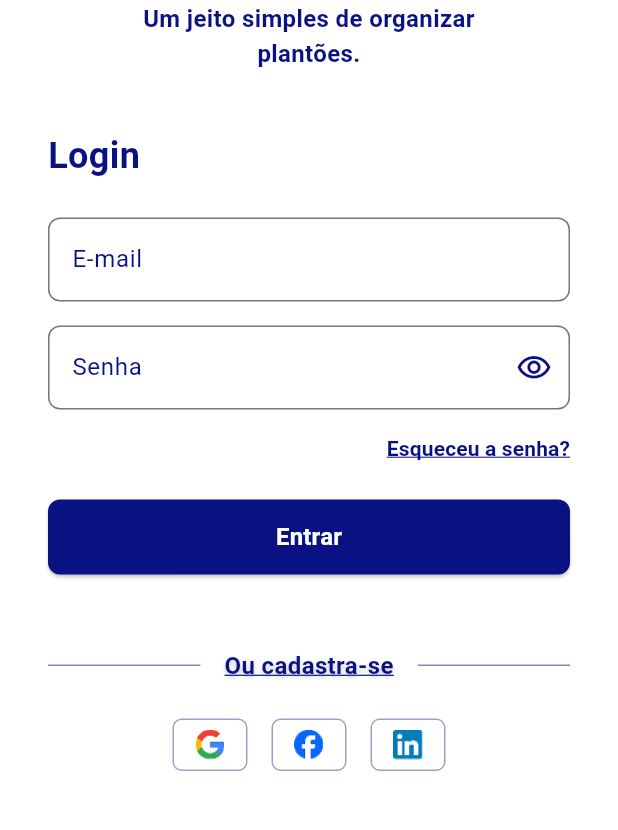
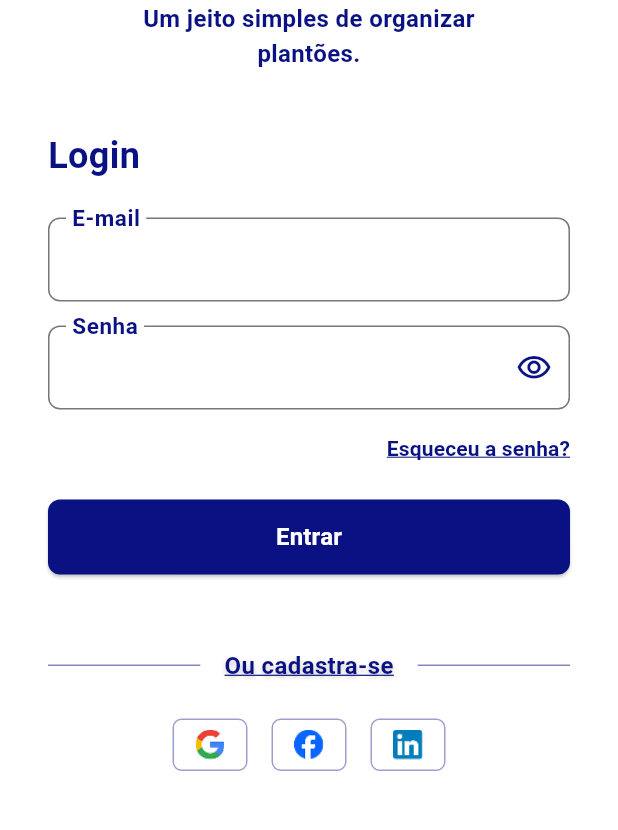
Before and after one commit to EscalaMed/frontend, a Flutter app: the PaginaLogin screen opened directly, on a phone screen of 412 x 824 dp, the part 258-1088 px from its top. Run offline on Flutter 3.47's test engine with Material 3 defaults, Android fonts, the phone set to English and light mode, and no system bars.

```diff
--- a/lib/components/campo_texto.dart
+++ b/lib/components/campo_texto.dart
@@ -5,6 +5,9 @@ class CampoTextoCustomizado extends StatefulWidget {
   final bool isPassword;
   final TextInputType keyboardType;
   final TextEditingController? controller;
+  final int maxLines;
+  final double fontSizeTexto;
+  final double fontSizeLabel;
 
   const CampoTextoCustomizado({
     super.key,
@@ -12,6 +15,9 @@ class CampoTextoCustomizado extends StatefulWidget {
     this.isPassword = false,
     this.keyboardType = TextInputType.text,
     this.controller,
+    this.maxLines = 1,
+    this.fontSizeTexto = 16.0,
+    this.fontSizeLabel = 20.0,
   });
 
   @override
@@ -33,13 +39,21 @@ class _CampoTextoCustomizadoState extends State<CampoTextoCustomizado> {
     return TextField(
       controller: widget.controller,
       obscureText: _ocultarTexto,
-      keyboardType: widget.keyboardType,
+      maxLines: widget.isPassword ? 1 : widget.maxLines,
+      style: TextStyle(
+        fontSize: widget.fontSizeTexto,
+        color: corAzulEscuro,
+      ),
+
       decoration: InputDecoration(
         labelText: widget.label,
-        labelStyle: TextStyle(color: corAzulEscuro),
-        border: OutlineInputBorder(
-          borderRadius: BorderRadius.circular(8),
+        labelStyle: TextStyle(
+          color: corAzulEscuro,
+          fontWeight: FontWeight.bold,
+          fontSize: widget.fontSizeLabel,
         ),
+        floatingLabelBehavior: FloatingLabelBehavior.always,
+        border: OutlineInputBorder(borderRadius: BorderRadius.circular(8)),
         focusedBorder: OutlineInputBorder(
           borderRadius: BorderRadius.circular(8),
           borderSide: BorderSide(color: corAzulEscuro, width: 2),
```
Also changed, not shown: lib/components/etapa1.dart (added, +48 -0 lines), lib/screens/pagina_cadastro.dart (added, +77 -0 lines).
